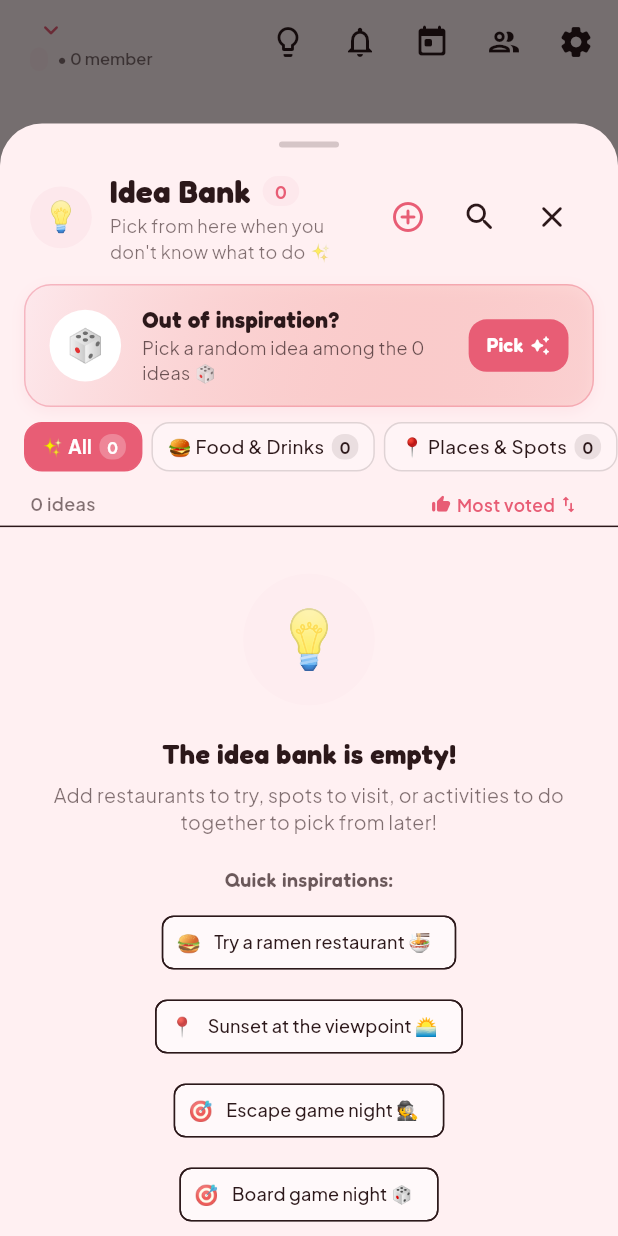
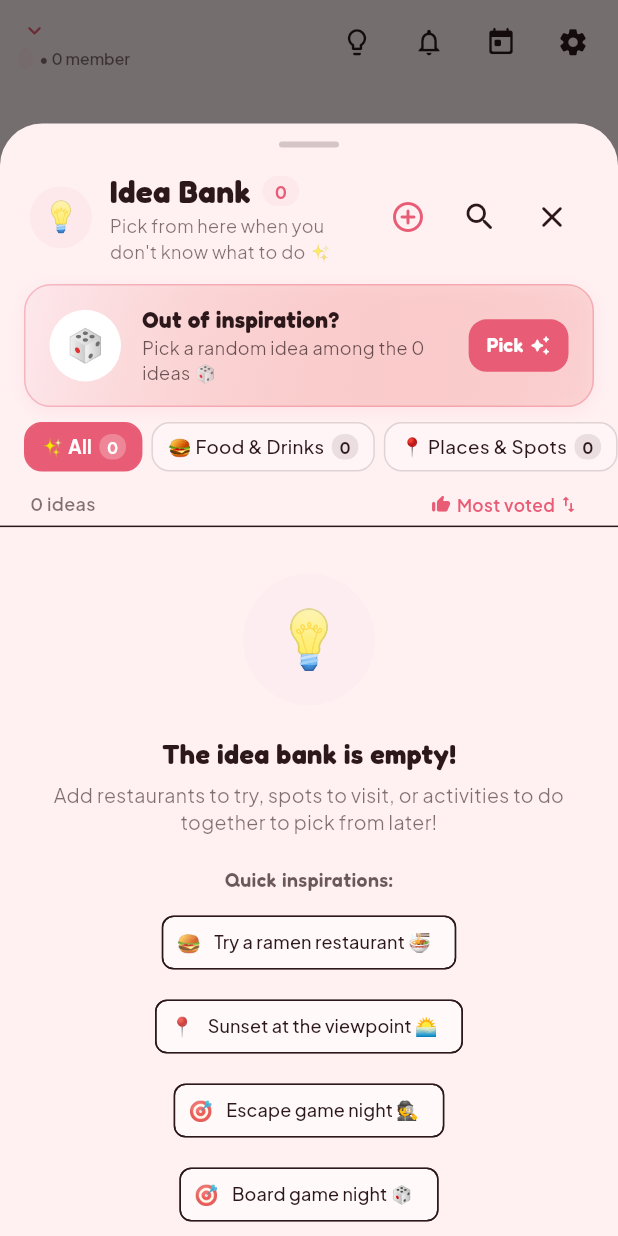
Before and after one commit to MaximeBruneau/Planner, a Flutter app: the CalendarAppBar widget shown alone on an empty page, opened directly with empty values, after a tap on the "lightbulb outline" icon, on a phone screen of 412 x 824 dp. Run offline on Flutter 3.47's test engine with Material 3 defaults, Android fonts, the phone set to English and light mode, and no system bars; our stand-ins replace cloud_firestore, firebase_auth, firebase_core, flutter_local_notifications, flutter_riverpod, google_fonts and 4 more; accounts and stored records are empty.

Commit message:
fix(ui): fix AppBar layout overflow and restore Google Sign-In config

```diff
--- a/lib/core/services/auth_sync_service.dart
+++ b/lib/core/services/auth_sync_service.dart
@@ -160,17 +160,7 @@ class AuthSyncService {
             idToken: googleAuth.idToken,
           );
 
-          final userCredential = await FirebaseAuth.instance.signInWithCredential(credential);
-          final fbUser = userCredential.user;
-          if (fbUser != null) {
-            _currentUser = AppUser(
-              id: fbUser.uid,
-              email: fbUser.email ?? googleUser.email,
-              displayName: fbUser.displayName ?? googleUser.displayName ?? googleUser.email.split('@')[0],
-              photoUrl: fbUser.photoURL ?? googleUser.photoUrl,
-            );
-            await _storageService.saveUser(_currentUser);
-          }
+          await FirebaseAuth.instance.signInWithCredential(credential);
           await _syncUserDataFromCloud();
         }
       } catch (fbError) {
--- a/lib/views/calendar/widgets/calendar_app_bar.dart
+++ b/lib/views/calendar/widgets/calendar_app_bar.dart
@@ -31,14 +31,14 @@ class CalendarAppBar extends StatelessWidget implements PreferredSizeWidget {
     final colorScheme = Theme.of(context).colorScheme;
 
     return AppBar(
-      titleSpacing: 16,
+      titleSpacing: 10,
       elevation: 0,
       scrolledUnderElevation: 0,
       title: InkWell(
         onTap: () => SpaceManagementSheet.show(context),
         borderRadius: BorderRadius.circular(12),
         child: Padding(
-          padding: const EdgeInsets.symmetric(vertical: 4, horizontal: 4),
+          padding: const EdgeInsets.symmetric(vertical: 2, horizontal: 2),
           child: Column(
             crossAxisAlignment: CrossAxisAlignment.start,
             mainAxisSize: MainAxisSize.min,
@@ -50,47 +50,51 @@ class CalendarAppBar extends StatelessWidget implements PreferredSizeWidget {
                     child: Text(
                       currentSpace?.name ?? "Super Planner 🗓️",
                       style: GoogleFonts.fredoka(
-                        fontSize: 19,
+                        fontSize: 18,
                         fontWeight: FontWeight.w600,
                         color: colorScheme.onSurface,
                       ),
+                      maxLines: 1,
                       overflow: TextOverflow.ellipsis,
                     ),
                   ),
-                  const SizedBox(width: 4),
-                  Icon(Icons.keyboard_arrow_down_rounded, size: 20, color: colorScheme.primary),
+                  const SizedBox(width: 2),
+                  Icon(Icons.keyboard_arrow_down_rounded, size: 18, color: colorScheme.primary),
                 ],
               ),
-              if (currentSpace != null) ...[
+              if (currentSpace != null)
                 Row(
                   mainAxisSize: MainAxisSize.min,
                   children: [
                     Container(
-                      padding: const EdgeInsets.symmetric(horizontal: 6, vertical: 1.5),
+                      padding: const EdgeInsets.symmetric(horizontal: 5, vertical: 1),
                       decoration: BoxDecoration(
                         color: colorScheme.primaryContainer.withValues(alpha: 0.7),
-                        borderRadius: BorderRadius.circular(6),
+                        borderRadius: BorderRadius.circular(5),
                       ),
                       child: Text(
                         currentSpace!.code,
                         style: GoogleFonts.fredoka(
-                          fontSize: 11,
+                          fontSize: 10.5,
                           fontWeight: FontWeight.bold,
                           color: colorScheme.primary,
                         ),
                       ),
                     ),
-                    const SizedBox(width: 6),
-                    Text(
-                      "• ${currentSpace!.memberCount} member${currentSpace!.memberCount > 1 ? 's' : ''}",
-                      style: GoogleFonts.plusJakartaSans(
-                        fontSize: 11,
-                        color: colorScheme.onSurface.withValues(alpha: 0.6),
+                    const SizedBox(width: 4),
+                    Flexible(
+                      child: Text(
+                        "• ${currentSpace!.memberCount} ${currentSpace!.memberCount > 1 ? 'members' : 'member'}",
+                        style: GoogleFonts.plusJakartaSans(
+                          fontSize: 10.5,
+                          color: colorScheme.onSurface.withValues(alpha: 0.6),
+                        ),
+                        maxLines: 1,
+                        overflow: TextOverflow.ellipsis,
                       ),
                     ),
                   ],
                 ),
-              ],
             ],
           ),
         ),
@@ -102,29 +106,31 @@ class CalendarAppBar extends StatelessWidget implements PreferredSizeWidget {
           children: [
             IconButton(
               tooltip: "Idea Bank 💡",
-              icon: const Icon(Icons.lightbulb_outline_rounded),
+              padding: const EdgeInsets.all(4),
+              constraints: const BoxConstraints(minWidth: 36, minHeight: 36),
+              icon: const Icon(Icons.lightbulb_outline_rounded, size: 21),
               onPressed: () => IdeaBankSheet.show(context),
             ),
             if (totalIdeasCount > 0)
               Positioned(
-                top: 8,
-                right: 8,
+                top: 4,
+                right: 4,
                 child: Container(
-                  padding: const EdgeInsets.symmetric(horizontal: 4, vertical: 1.5),
+                  padding: const EdgeInsets.symmetric(horizontal: 4, vertical: 1),
                   decoration: BoxDecoration(
                     color: colorScheme.primary,
                     borderRadius: BorderRadius.circular(10),
                   ),
                   constraints: const BoxConstraints(
-                    minWidth: 16,
-                    minHeight: 16,
+                    minWidth: 15,
+                    minHeight: 15,
                   ),
                   child: Text(
                     '${totalIdeasCount > 99 ? '99+' : totalIdeasCount}',
                     textAlign: TextAlign.center,
                     style: TextStyle(
                       color: colorScheme.onPrimary,
-                      fontSize: 9,
+                      fontSize: 8.5,
                       fontWeight: FontWeight.bold,
                     ),
                   ),
@@ -138,7 +144,9 @@ class CalendarAppBar extends StatelessWidget implements PreferredSizeWidget {
           children: [
             IconButton(
               tooltip: "Activity & Updates",
-              icon: const Icon(Icons.notifications_outlined),
+              padding: const EdgeInsets.all(4),
+              constraints: const BoxConstraints(minWidth: 36, minHeight: 36),
+              icon: const Icon(Icons.notifications_outlined, size: 21),
               onPressed: () {
                 ActivityNotificationsSheet.show(
                   context,
@@ -148,24 +156,24 @@ class CalendarAppBar extends StatelessWidget implements PreferredSizeWidget {
             ),
             if (unreadNotificationsCount > 0)
               Positioned(
-                top: 8,
-                right: 8,
+                top: 4,
+                right: 4,
                 child: Container(
-                  padding: const EdgeInsets.symmetric(horizontal: 5, vertical: 2),
+                  padding: const EdgeInsets.symmetric(horizontal: 4, vertical: 1),
                   decoration: BoxDecoration(
                     color: colorScheme.error,
                     borderRadius: BorderRadius.circular(10),
                   ),
                   constraints: const BoxConstraints(
-                    minWidth: 16,
-                    minHeight: 16,
+                    minWidth: 15,
+                    minHeight: 15,
                   ),
                   child: Text(
                     '${unreadNotificationsCount > 9 ? '9+' : unreadNotificationsCount}',
                     textAlign: TextAlign.center,
                     style: TextStyle(
                       color: colorScheme.onError,
-                      fontSize: 9.5,
+                      fontSize: 8.5,
                       fontWeight: FontWeight.bold,
                     ),
                   ),
@@ -176,26 +184,24 @@ class CalendarAppBar extends StatelessWidget implements PreferredSizeWidget {
         // Jump to Today
         IconButton(
           tooltip: "Today",
-          icon: const Icon(Icons.today_rounded),
+          padding: const EdgeInsets.all(4),
+          constraints: const BoxConstraints(minWidth: 36, minHeight: 36),
+          icon: const Icon(Icons.today_rounded, size: 21),
           onPressed: onTodayPressed,
-        ),
-        // Invite / Group Share
-        IconButton(
-          tooltip: "Group & Invite Code",
-          icon: const Icon(Icons.group_outlined),
-          onPressed: () => SpaceManagementSheet.show(context),
         ),
         // Settings
         IconButton(
           tooltip: "Settings",
-          icon: const Icon(Icons.settings_rounded),
+          padding: const EdgeInsets.all(4),
+          constraints: const BoxConstraints(minWidth: 36, minHeight: 36),
+          icon: const Icon(Icons.settings_rounded, size: 21),
           onPressed: () {
             Navigator.of(context).push(
               MaterialPageRoute(builder: (_) => const SettingsScreen()),
             );
           },
         ),
-        const SizedBox(width: 4),
+        const SizedBox(width: 6),
       ],
     );
   }
```
Also changed, not shown: lib/firebase_options.dart, 1 other file.
